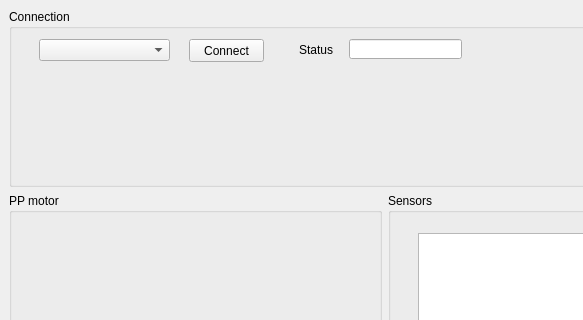
The window that Version_2/Desktop/control_station/mainwindow.ui (EPFLRocketTeam/PropulsionSoftware) describes before a commit, drawn with Qt 5; both pictures show x 0 to 583 and y 0 to 320 of the 1150 by 769 pixel window.
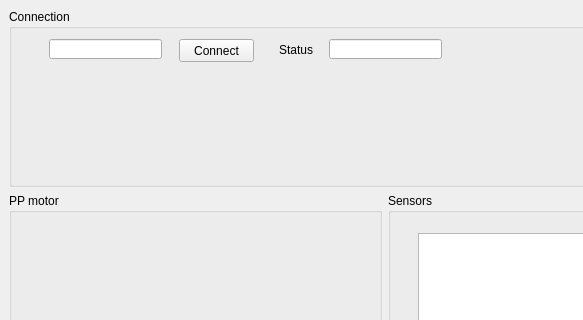
The same window after the commit. Custom widgets are drawn as their Qt base class.

Patch:
```diff
--- a/Version_2/Desktop/control_station/mainwindow.ui
+++ b/Version_2/Desktop/control_station/mainwindow.ui
@@ -18,73 +18,6 @@
   </property>
   <widget class="QWidget" name="centralwidget">
    <layout class="QGridLayout" name="gridLayout">
-    <item row="0" column="2" rowspan="4">
-     <widget class="QGroupBox" name="visual">
-      <property name="title">
-       <string>Visual</string>
-      </property>
-     </widget>
-    </item>
-    <item row="2" column="0">
-     <widget class="QGroupBox" name="groupBox_2">
-      <property name="title">
-       <string>AB motor</string>
-      </property>
-     </widget>
-    </item>
-    <item row="0" column="0" colspan="2">
-     <widget class="QGroupBox" name="connection">
-      <property name="title">
-       <string>Connection</string>
-      </property>
-      <widget class="QComboBox" name="comboBox">
-       <property name="geometry">
-        <rect>
-         <x>30</x>
-         <y>30</y>
-         <width>131</width>
-         <height>22</height>
-        </rect>
-       </property>
-      </widget>
-      <widget class="QPushButton" name="pushButton">
-       <property name="geometry">
-        <rect>
-         <x>180</x>
-         <y>30</y>
-         <width>75</width>
-         <height>23</height>
-        </rect>
-       </property>
-       <property name="text">
-        <string>Connect</string>
-       </property>
-      </widget>
-      <widget class="QLineEdit" name="lineEdit">
-       <property name="geometry">
-        <rect>
-         <x>340</x>
-         <y>30</y>
-         <width>113</width>
-         <height>20</height>
-        </rect>
-       </property>
-      </widget>
-      <widget class="QLabel" name="label">
-       <property name="geometry">
-        <rect>
-         <x>290</x>
-         <y>30</y>
-         <width>47</width>
-         <height>21</height>
-        </rect>
-       </property>
-       <property name="text">
-        <string>Status</string>
-       </property>
-      </widget>
-     </widget>
-    </item>
     <item row="1" column="0">
      <widget class="QGroupBox" name="pp_motor">
       <property name="title">
@@ -92,6 +25,13 @@
       </property>
      </widget>
     </item>
+    <item row="0" column="2" rowspan="4">
+     <widget class="QGroupBox" name="visual">
+      <property name="title">
+       <string>Visual</string>
+      </property>
+     </widget>
+    </item>
     <item row="1" column="1" rowspan="2">
      <widget class="QGroupBox" name="sensors">
       <property name="title">
@@ -234,6 +174,66 @@
       </widget>
      </widget>
     </item>
+    <item row="2" column="0">
+     <widget class="QGroupBox" name="groupBox_2">
+      <property name="title">
+       <string>AB motor</string>
+      </property>
+     </widget>
+    </item>
+    <item row="0" column="0" colspan="2">
+     <widget class="QGroupBox" name="connection">
+      <property name="title">
+       <string>Connection</string>
+      </property>
+      <widget class="QPushButton" name="connect_btn">
+       <property name="geometry">
+        <rect>
+         <x>170</x>
+         <y>30</y>
+         <width>75</width>
+         <height>23</height>
+        </rect>
+       </property>
+       <property name="text">
+        <string>Connect</string>
+       </property>
+      </widget>
+      <widget class="QLineEdit" name="connect_status">
+       <property name="geometry">
+        <rect>
+         <x>320</x>
+         <y>30</y>
+         <width>113</width>
+         <height>20</height>
+        </rect>
+       </property>
+      </widget>
+      <widget class="QLabel" name="label">
+       <property name="geometry">
+        <rect>
+         <x>270</x>
+         <y>30</y>
+         <width>47</width>
+         <height>21</height>
+        </rect>
+       </property>
+       <property name="text">
+        <string>Status</string>
+       </property>
+      </widget>
+      <widget class="QLineEdit" name="connect_status_2">
+       <property name="geometry">
+        <rect>
+         <x>40</x>
+         <y>30</y>
+         <width>113</width>
+         <height>20</height>
+        </rect>
+       </property>
+      </widget>
+     </widget>
+    </item>
    </layout>
   </widget>
   <widget class="QStatusBar" name="statusbar"/>
```
